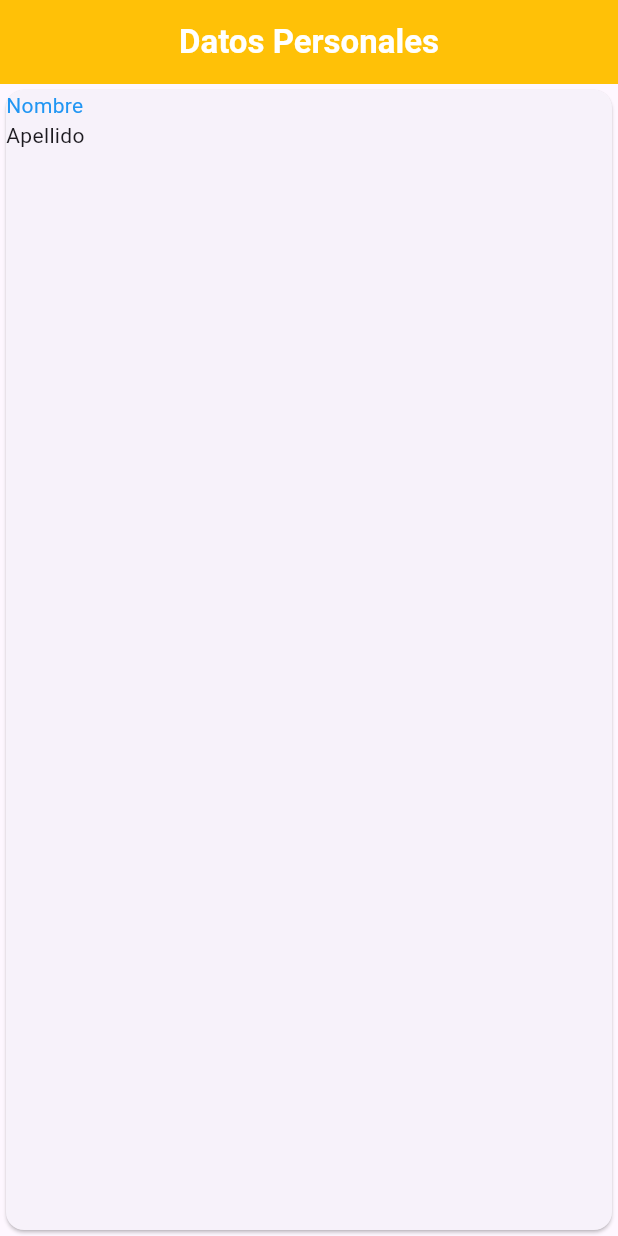
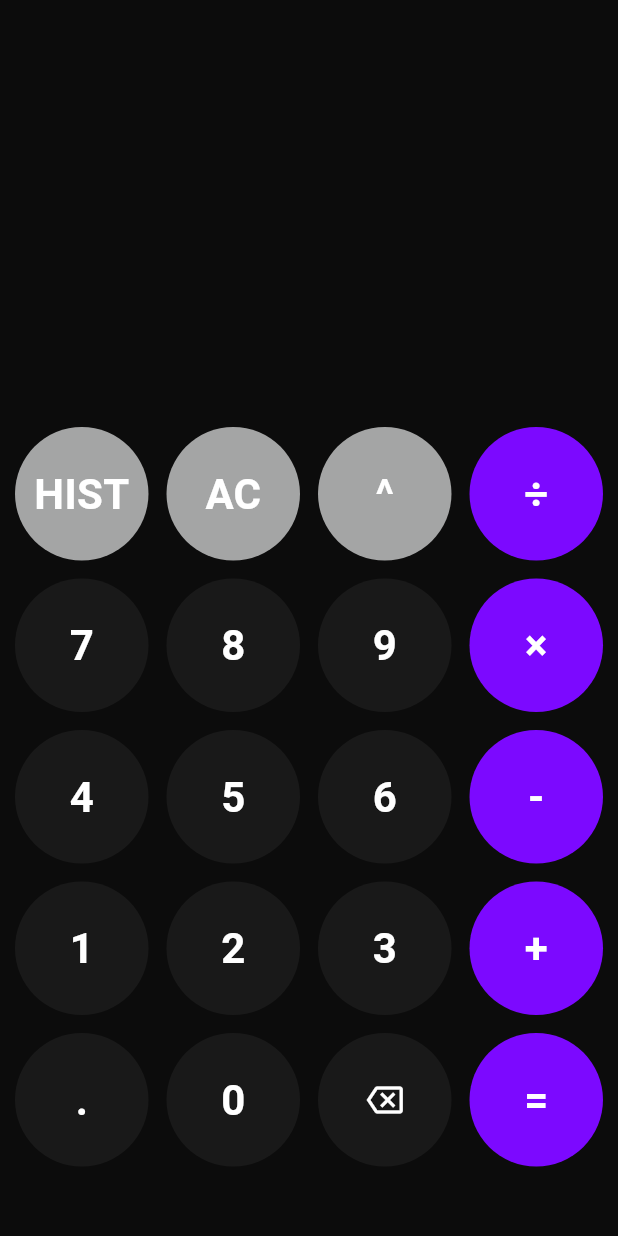
Before and after one commit to Migue2568gw/Flutter_CGW, a Flutter app: the screen it shows after launch, on a phone screen of 412 x 824 dp. Run offline on Flutter 3.47's test engine with Material 3 defaults, Android fonts, the phone set to English and light mode, and no system bars.

```diff
--- a/lib/HomePrincipal.dart
+++ b/lib/HomePrincipal.dart
@@ -1,38 +1,141 @@
 import 'package:flutter/material.dart';
+import 'package:proyect/utils/calculator_data.dart';
+import 'package:proyect/controllers/calculator_controller.dart';
+import 'package:proyect/ui/calculator_button.dart';
 
-class Homeprincipal extends
-StatefulWidget{
+class Homeprincipal extends StatefulWidget {
   const Homeprincipal({super.key});
 
   @override
-  State<Homeprincipal> createState() =>
-  _HomePrincipalState();
+  State<Homeprincipal> createState() => _HomePrincipalState();
 }
 
-class _HomePrincipalState extends
-State<Homeprincipal>{
+class _HomePrincipalState extends State<Homeprincipal> {
+  final CalculatorController controller = CalculatorController();
+  bool showHistory = false;
+  void onButtonTap(String symbol) {
+    setState(() {
+      if (symbol == "AC") {
+        controller.clear();
+      } else if (symbol == "=") {
+        controller.calculate();
+      } else if (symbol == "⌫") {
+        controller.delete();
+      } else if (symbol == "HIST") {
+        showHistory = !showHistory;
+      } else {
+        controller.addInput(symbol);
+      }
+    });
+  }
+
   @override
- Widget build(BuildContext context){
+  Widget build(BuildContext context) {
     return Scaffold(
-    appBar: AppBar(
-      title: Center(
-        child: const Text("Datos Personales",
-    style: TextStyle (fontWeight: FontWeight.bold, color: Colors.white),
+      backgroundColor: const Color.fromARGB(255, 12, 12, 12),
+      body: SafeArea(
+        child: Column(
+          children: [
+            // Pantalla
+            Expanded(
+              flex: 2,
+              child: Container(
+                width: double.infinity,
+                padding: const EdgeInsets.all(24),
+                alignment: Alignment.bottomRight,
+                child: Text(
+                  showHistory ? "Historial" : controller.input,
+                  style: const TextStyle(
+                    color: Colors.white,
+                    fontSize: 48,
+                    fontWeight: FontWeight.w600,
                   ),
                 ),
-       backgroundColor: Colors.amber,
               ),
-       body: Center(
-
-        child: Card(
+            ),
+            // Historial
+            if (showHistory)
+              Expanded(
+                flex: 5,
                 child: Column(
                   children: [
-              Row(children: [Text("Nombre", style: TextStyle(color: Colors.blue))]),
-              Row(children: [Text("Apellido")]),
+                    Align(
+                      alignment: Alignment.centerLeft,
+                      child: TextButton.icon(
+                        onPressed: () {
+                          setState(() {
+                            showHistory = false;
+                          });
+                        },
+                        icon: const Icon(Icons.arrow_back, color: Colors.white),
+                        label: const Text(
+                          'Volver',
+                          style: TextStyle(color: Colors.white),
+                        ),
+                      ),
+                    ),
+                    const SizedBox(height: 10),
+                    Expanded(
+                      child: ListView(
+                        reverse: true,
+                        padding: const EdgeInsets.symmetric(horizontal: 16),
+                        children:
+                            controller.history
+                                .map(
+                                  (entry) => Padding(
+                                    padding: const EdgeInsets.symmetric(
+                                      vertical: 4,
+                                    ),
+                                    child: Text(
+                                      entry,
+                                      style: const TextStyle(
+                                        color: Colors.grey,
+                                        fontSize: 18,
+                                      ),
+                                    ),
+                                  ),
+                                )
+                                .toList(),
+                      ),
+                    ),
+                  ],
+                ),
+              ),
+            // Botones
+            if (!showHistory)
+              Expanded(
+                flex: 4,
+                child: Padding(
+                  padding: const EdgeInsets.all(10),
+                  child: GridView.builder(
+                    itemCount: buttonSymbols.length,
+                    gridDelegate:
+                        const SliverGridDelegateWithFixedCrossAxisCount(
+                          crossAxisCount: 4,
+                          crossAxisSpacing: 12,
+                          mainAxisSpacing: 12,
+                        ),
+                    itemBuilder: (context, index) {
+                      final symbol = buttonSymbols[index];
+                      final color = buttonColors[index];
 
+                      return CalculatorButton(
+                        label:
+                            symbol == "⌫"
+                                ? const Icon(
+                                  Icons.backspace_outlined,
+                                  color: Colors.white,
+                                )
+                                : symbol,
+                        color: color,
+                        onTap: () => onButtonTap(symbol.toString()),
+                      );
+                    },
+                  ),
+                ),
+              ),
           ],
-          )
-        )
+        ),
       ),
     );
   }
--- a/lib/Principal.dart
+++ b/lib/Principal.dart
@@ -2,12 +2,12 @@ import 'package:flutter/material.dart';
 import 'package:proyect/HomePrincipal.dart';
 
 class Principal extends StatelessWidget {
-  const Principal ({super.key});
+  const Principal({super.key});
 
   @override
-  Widget build (BuildContext context){
+  Widget build(BuildContext context) {
     return MaterialApp(
-      title: "Politecnico: Primera Clase",
+      title: "Calculadora",
       debugShowCheckedModeBanner: false,
       home: Homeprincipal(),
     );
--- /dev/null
+++ b/lib/ui/calculator_button.dart
@@ -0,0 +1,40 @@
+import 'package:flutter/material.dart';
+
+class CalculatorButton extends StatelessWidget {
+  final Color color;
+  final dynamic label;
+  final VoidCallback onTap;
+
+  const CalculatorButton({
+    super.key,
+    required this.color,
+    required this.label,
+    required this.onTap,
+  });
+
+  @override
+  Widget build(BuildContext context) {
+    return GestureDetector(
+      onTap: onTap,
+      child: Container(
+        decoration: BoxDecoration(
+          color: color,
+          borderRadius: BorderRadius.circular(255),
+        ),
+        child: Center(
+          child:
+              label is String
+                  ? Text(
+                    label,
+                    style: const TextStyle(
+                      color: Colors.white,
+                      fontSize: 28,
+                      fontWeight: FontWeight.w700,
+                    ),
+                  )
+                  : label,
+        ),
+      ),
+    );
+  }
+}
--- /dev/null
+++ b/lib/utils/calculator_data.dart
@@ -0,0 +1,47 @@
+import 'package:flutter/material.dart';
+
+const buttonColors = [
+  Color.fromARGB(255, 164, 165, 165),
+  Color.fromARGB(255, 164, 165, 165),
+  Color.fromARGB(255, 164, 165, 165),
+  Color.fromARGB(255, 124, 9, 255),
+  Color.fromARGB(255, 25, 25, 25),
+  Color.fromARGB(255, 25, 25, 25),
+  Color.fromARGB(255, 25, 25, 25),
+  Color.fromARGB(255, 124, 9, 255),
+  Color.fromARGB(255, 25, 25, 25),
+  Color.fromARGB(255, 25, 25, 25),
+  Color.fromARGB(255, 25, 25, 25),
+  Color.fromARGB(255, 124, 9, 255),
+  Color.fromARGB(255, 25, 25, 25),
+  Color.fromARGB(255, 25, 25, 25),
+  Color.fromARGB(255, 25, 25, 25),
+  Color.fromARGB(255, 124, 9, 255),
+  Color.fromARGB(255, 25, 25, 25),
+  Color.fromARGB(255, 25, 25, 25),
+  Color.fromARGB(255, 25, 25, 25),
+  Color.fromARGB(255, 124, 9, 255),
+];
+
+const List<dynamic> buttonSymbols = [
+  "HIST",
+  "AC",
+  "^",
+  "÷",
+  "7",
+  "8",
+  "9",
+  "×",
+  "4",
+  "5",
+  "6",
+  "-",
+  "1",
+  "2",
+  "3",
+  "+",
+  ".",
+  "0",
+  "⌫",
+  "=",
+];
```
Also changed, not shown: lib/controllers/calculator_controller.dart (added, +150 -0 lines). Lines whose indentation alone changed are shown as unchanged.
